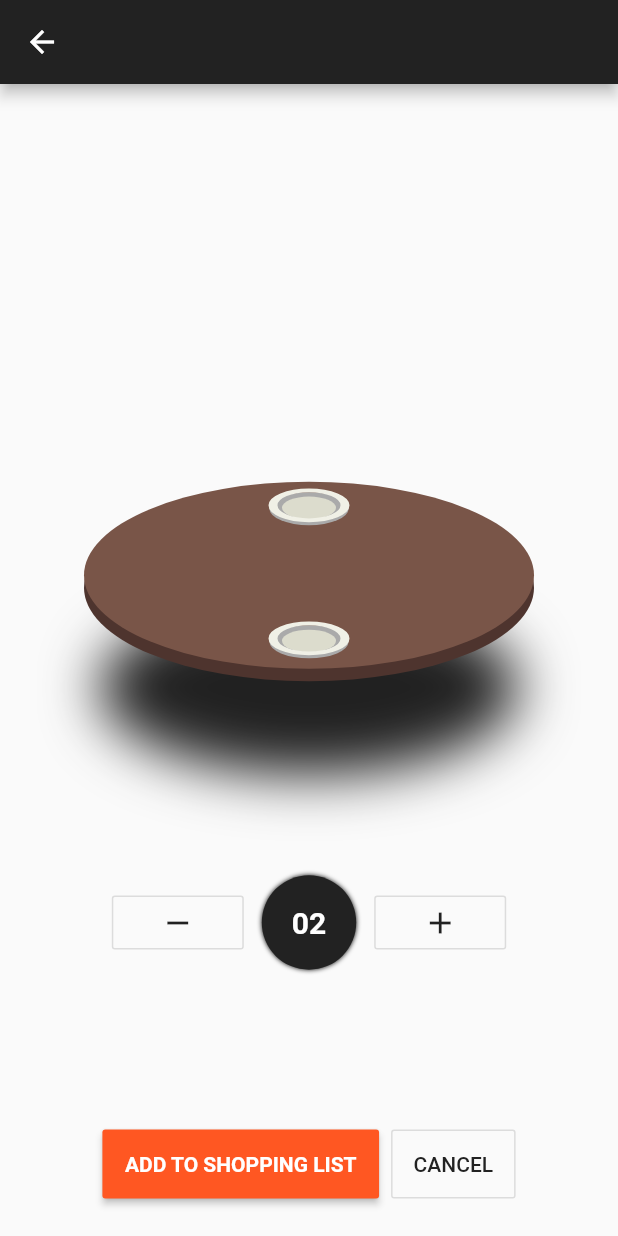
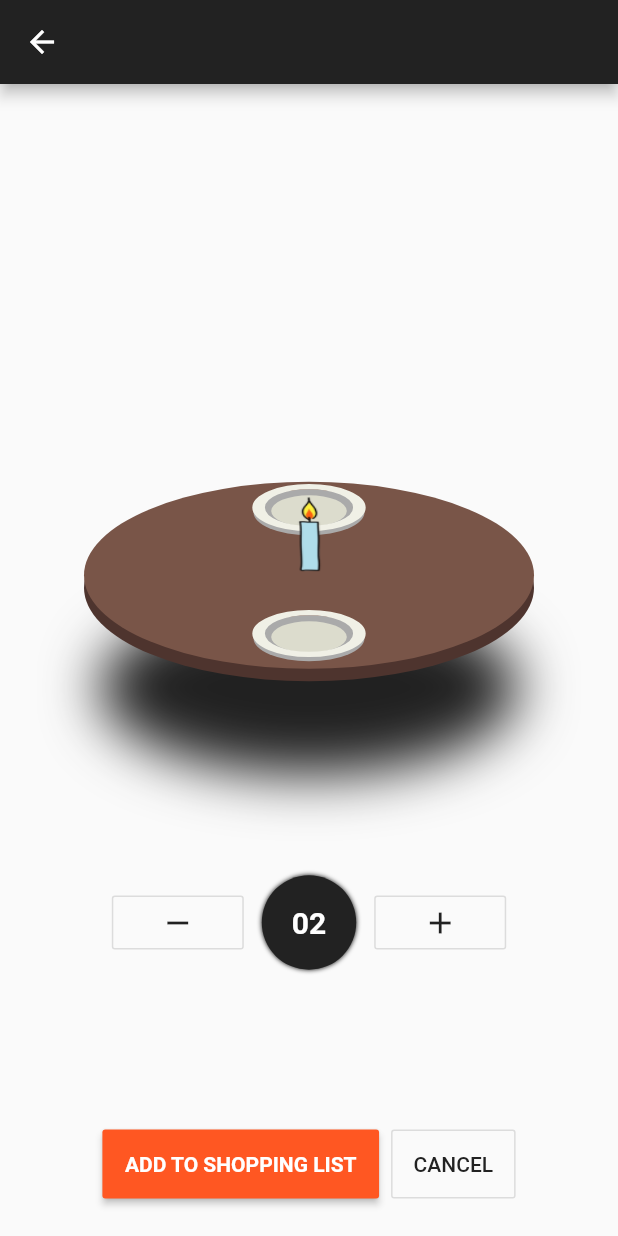
Before and after one commit to ucll-mobile-2021/project-arne-wally-s, a Flutter app: the SelectPeopleWidget screen opened directly with empty values, after a tap on the "add" icon, on a phone screen of 412 x 824 dp. Run offline on Flutter 3.47's test engine with Material 2 defaults, Android fonts, the phone set to English and light mode, and no system bars; our stand-ins replace shimmer, speech_to_text; generated files the repository leaves out were written again; network calls fail.

Commit message:
easter egg

```diff
--- a/lib/appetite/select_people.dart
+++ b/lib/appetite/select_people.dart
@@ -1,9 +1,7 @@
 import 'package:abc_cooking/models/recipe.dart';
 import 'package:abc_cooking/services/appetite_service.dart';
-import 'package:abc_cooking/services/service.dart';
 import 'package:flutter/cupertino.dart';
 import 'package:flutter/material.dart';
-import 'package:provider/provider.dart';
 import 'dart:math';
 
 class SelectPeopleWidget extends StatefulWidget {
@@ -41,10 +39,7 @@ class _SelectPeopleState extends State<SelectPeopleWidget> {
         children: [
           platesWidget,
           SizedBox(
-            height: 20,
-          ),
-          SizedBox(
-            height: 30,
+            height: 50,
           ),
           Row(
             mainAxisAlignment: MainAxisAlignment.center,
@@ -158,6 +153,8 @@ class PlatesWidget extends StatefulWidget {
 class _PlatesState extends State<PlatesWidget> with TickerProviderStateMixin {
   List<Plate> plates = [];
   AnimationController controller;
+  AnimationController _vibrateController;
+  Animation<double> _vibrateAnimation;
   Animation<double> _radiusPlate;
   Animation<double> _radiusTable;
   Random random = Random();
@@ -200,6 +197,12 @@ class _PlatesState extends State<PlatesWidget> with TickerProviderStateMixin {
         setState(() {});
       });
 
+    _vibrateAnimation =
+        CurvedAnimation(parent: controller, curve: Curves.elasticInOut)
+          ..addListener(() {
+            setState(() {});
+          });
+
     setState(() {});
   }
 
@@ -209,30 +212,48 @@ class _PlatesState extends State<PlatesWidget> with TickerProviderStateMixin {
       children: [
         Transform(
           alignment: Alignment.center,
-          transform: Matrix4.skew(0, 0)..rotateX(pi / 2.75),
+          transform: Matrix4.skew(getRotation(_vibrateAnimation.value),
+              getRotation(_vibrateAnimation.value))
+            ..rotateX(pi / 2.75 + getRotation(_vibrateAnimation.value)),
           child: Container(
             decoration: BoxDecoration(
               shape: BoxShape.circle,
               boxShadow: [
                 BoxShadow(
-                  offset: Offset(0, 180),
-                  blurRadius: 50,
-                  spreadRadius: -10,
-                  color: Colors.black87
-                )
+                    offset: Offset(0, 180),
+                    blurRadius: 50,
+                    spreadRadius: -10,
+                    color: Colors.black87)
               ],
             ),
             child: CustomPaint(
-              painter: TablePainter(),
-              foregroundPainter:
-                  PlatePainter(_radiusTable, _radiusPlate, plates: plates),
+              painter: PlatePainter(_radiusTable, _radiusPlate, plates: plates),
               child: Container(
                 decoration: BoxDecoration(
                   shape: BoxShape.circle,
-                  color: Colors.brown,
                 ),
                 width: 300,
                 height: 300,
+                child: AnimatedSwitcher(
+                  duration: Duration(milliseconds: 200),
+                  transitionBuilder:
+                      (Widget child, Animation<double> animation) {
+                    return ScaleTransition(child: child, scale: animation);
+                  },
+                  child: _amountPlates == 2
+                      ? Transform.translate(
+                          offset: Offset(0, -65),
+                          child: SizedBox(
+                              child: Image(
+                            image: AssetImage('assets/candle.png'),
+                            width: 20,
+                            height: 120,
+                            fit: BoxFit.fill,
+                          )),
+                          key: ValueKey<int>(2),
+                        )
+                      : null,
+                ),
               ),
             ),
           ),
@@ -241,14 +262,18 @@ class _PlatesState extends State<PlatesWidget> with TickerProviderStateMixin {
     );
   }
 
+  double getRotation(double value) {
+    return sin(value * 1 * pi) / 40;
+  }
+
   void setRadius(AnimationController controller) {
-    var r = .7 + .006 * _amountPlates;
+    var r = .65 + .012 * _amountPlates;
     Tween<double> tweenTable = Tween(begin: _radiusTable.value, end: r);
     _radiusTable = tweenTable.animate(controller)
       ..addListener(() {
         setState(() {});
       });
-    var radius = min(r * pi / _amountPlates * .75, .2);
+    var radius = min(r * pi / _amountPlates * .75, .28);
     Tween<double> tweenPlate = Tween(begin: _radiusPlate.value, end: radius);
     _radiusPlate = tweenPlate.animate(controller)
       ..addListener(() {
@@ -285,6 +310,11 @@ class _PlatesState extends State<PlatesWidget> with TickerProviderStateMixin {
     plates.add(Plate(animationTheta));
     setRadius(controller);
     setState(() {});
+
+    _vibrateAnimation = CurvedAnimation(parent: controller, curve: Curves.ease)
+      ..addListener(() {
+        setState(() {});
+      });
     controller.forward();
   }
 
@@ -310,7 +340,11 @@ class _PlatesState extends State<PlatesWidget> with TickerProviderStateMixin {
       plate.animationTheta = animationTheta;
       startTheta += arcSize;
     }
-    //plates.removeAt(plates.length - 1);
+
+    _vibrateAnimation = CurvedAnimation(parent: controller, curve: Curves.ease)
+      ..addListener(() {
+        setState(() {});
+      });
     setRadius(controller);
     setState(() {});
     controller.forward();
@@ -336,10 +370,23 @@ class PlatePainter extends CustomPainter {
 
   @override
   void paint(Canvas canvas, Size size) {
+    var paint1 = Paint()
+      ..color = Colors.brown[800]
+      ..style = PaintingStyle.fill;
+
+    canvas.drawCircle(
+        Offset(size.width / 2, size.height / 2 + 20), size.width / 2, paint1);
+    var paint2 = Paint()
+      ..color = Colors.brown
+      ..style = PaintingStyle.fill;
+
+    canvas.drawCircle(
+        Offset(size.width / 2, size.height / 2), size.width / 2, paint2);
+
     var distanceFromCenter = radiusTable.value;
     var radius = radiusPlate.value * size.width / 2;
     var paintBottom = Paint()
-      .. color = Color.fromARGB(255, 220, 220, 205)
+      ..color = Color.fromARGB(255, 220, 220, 205)
       ..style = PaintingStyle.fill;
     var paintRim = Paint()
       ..color = Color.fromARGB(255, 240, 240, 230)
@@ -388,20 +435,3 @@ class Plate {
 
   Plate(this.animationTheta);
 }
-
-class TablePainter extends CustomPainter {
-  @override
-  void paint(Canvas canvas, Size size) {
-    var paint = Paint()
-      ..color = Colors.brown[800]
-      ..style = PaintingStyle.fill;
-
-    canvas.drawCircle(
-        Offset(size.width / 2, size.height / 2 + 20), size.width / 2, paint);
-  }
-
-  @override
-  bool shouldRepaint(covariant CustomPainter oldDelegate) {
-    return false;
-  }
-}
--- a/pubspec.yaml
+++ b/pubspec.yaml
@@ -51,7 +51,8 @@ flutter:
   uses-material-design: true
 
   # To add assets to your application, add an assets section, like this:
-  # assets:
+  assets:
+    - assets/
   #  - images/a_dot_burr.jpeg
   #  - images/a_dot_ham.jpeg
 
```
Also changed, not shown: assets/candle.png (added).
